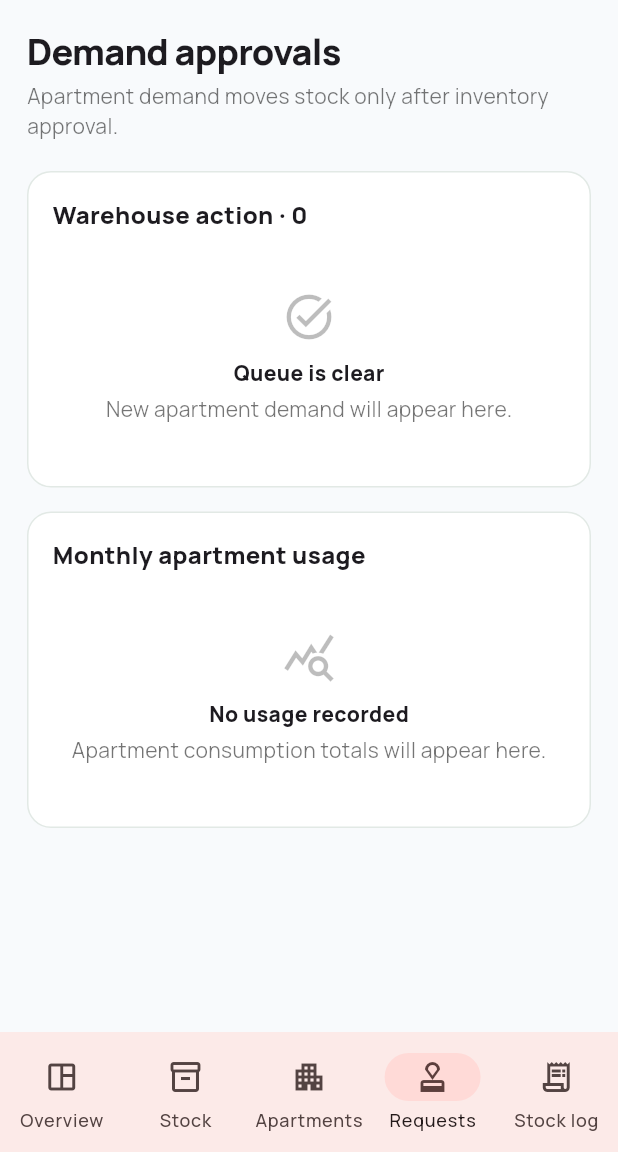
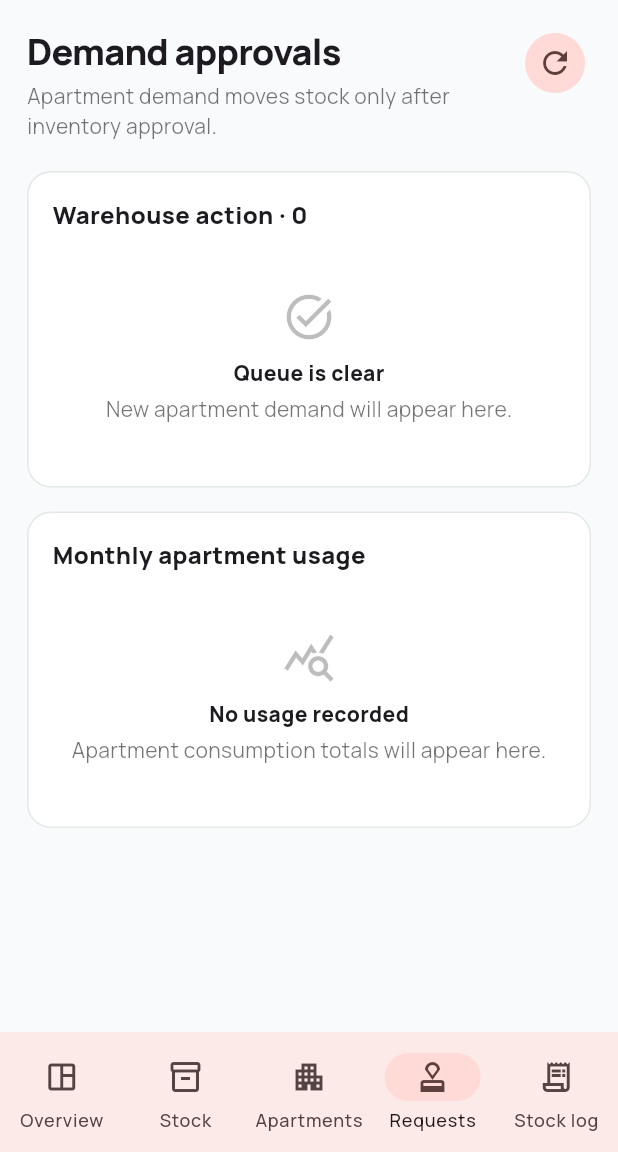
Before and after one commit to keprofficial/kepr-inventory, a Flutter app: the HomeScreen screen opened directly, item 4 of the bottom bar chosen, on a phone screen of 412 x 824 dp, the part 84-1236 px from its top. Run offline on Flutter 3.47's test engine with Material 3 defaults, Android fonts, the phone set to English and light mode, and no system bars; our stand-ins replace file_picker, google_fonts, supabase_flutter; accounts and stored records are empty.

Commit message:
Expose refreshed finance-approved fulfillment actions

```diff
--- a/flutter_app/lib/main.dart
+++ b/flutter_app/lib/main.dart
@@ -1120,6 +1120,11 @@ class RequestsPage extends StatelessWidget {
             title: 'Demand approvals',
             subtitle:
                 'Apartment demand moves stock only after inventory approval.',
+            action: IconButton.filledTonal(
+              tooltip: 'Refresh tickets',
+              onPressed: onChanged,
+              icon: const Icon(Icons.refresh),
+            ),
             child: Column(
               children: [
                 SectionCard(
@@ -1145,7 +1150,8 @@ class RequestsPage extends StatelessWidget {
                                           fontWeight: FontWeight.w800)),
                                   subtitle: Text(
                                     '${request.reference} · ${request.lineCount} items\n'
-                                    '${number(request.totalQuantity)} units · ${request.note}',
+                                    '${number(request.totalQuantity)} units · ${request.note}\n'
+                                    '${request.status == 'finance_approved' ? 'Finance approved · invoice required' : 'Awaiting availability check'}',
                                   ),
                                   isThreeLine: true,
                                   trailing: Wrap(
```
